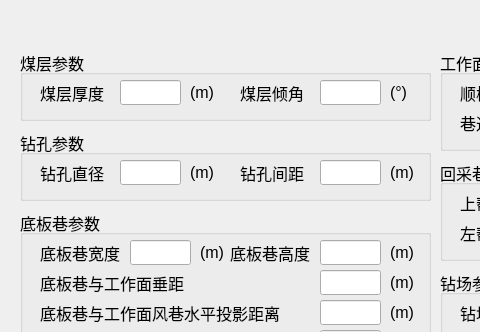
Qt form python/cbm/uifiles/gas_design_p2_1_dlg.ui (wyrover/cbm) before a commit; both pictures show x 0 to 480 and y 0 to 332 of the 861 by 490 pixel window.
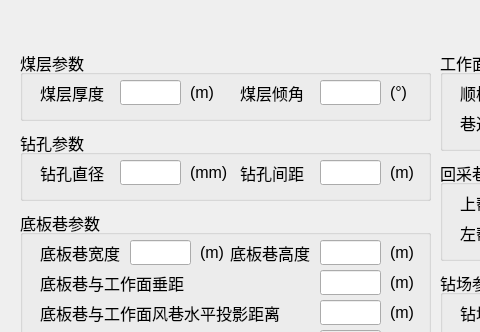
The same form after that commit. Icons and pictures are not drawn.

The edit to the form file:
```diff
--- a/python/cbm/uifiles/gas_design_p2_1_dlg.ui
+++ b/python/cbm/uifiles/gas_design_p2_1_dlg.ui
@@ -132,12 +132,12 @@
       <rect>
        <x>170</x>
        <y>30</y>
-       <width>54</width>
+       <width>41</width>
        <height>25</height>
       </rect>
      </property>
      <property name="text">
-      <string>(m)</string>
+      <string>(mm)</string>
      </property>
     </widget>
     <widget class="QLabel" name="label_2">
```
